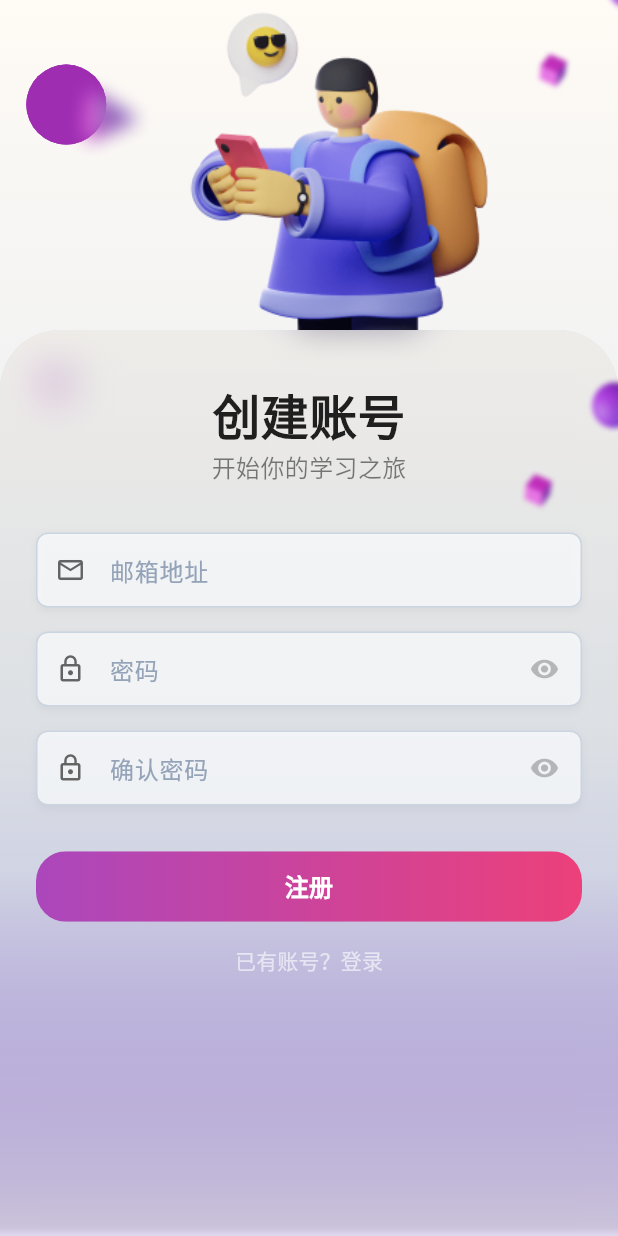
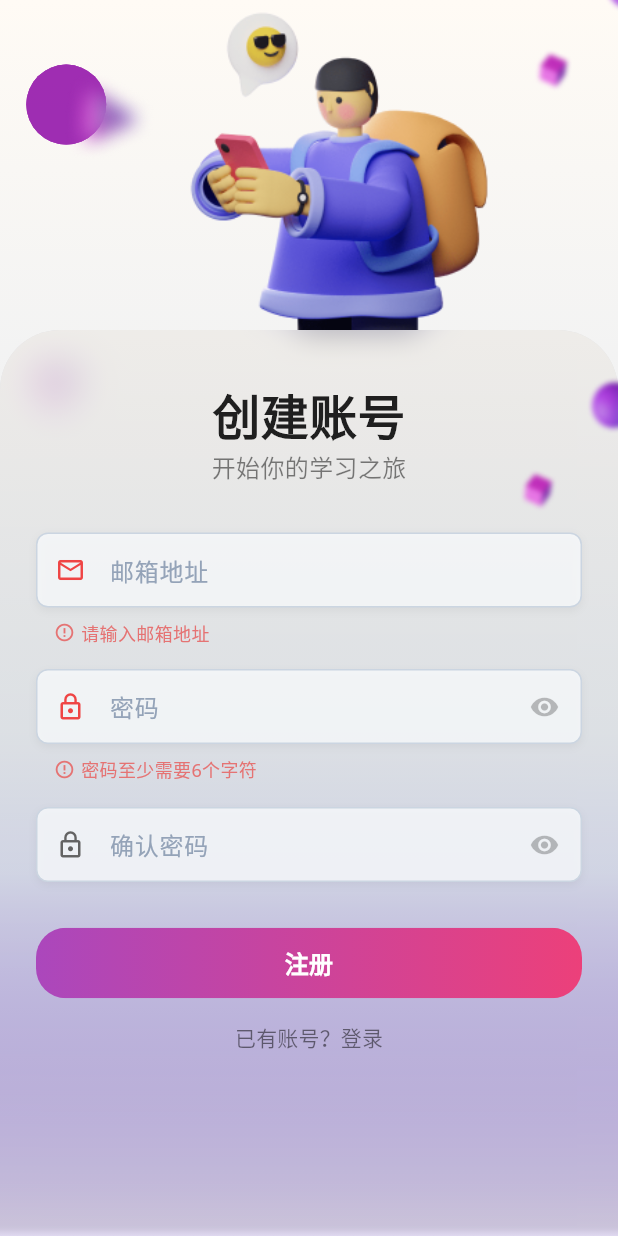
Before and after one commit to mottzz87/jlpt_app, a Flutter app: the screen it shows after launch, after a tap on "登录", after a tap on "没有账号？注册", on a phone screen of 412 x 824 dp. Run offline on Flutter 3.47's test engine with Material 3 defaults, Android fonts, the phone set to English and light mode, and no system bars; our stand-ins replace app_links, email_validator, flutter_animate, flutter_riverpod, flutter_svg, font_awesome_flutter and 5 more; accounts and stored records are empty; generated files the repository leaves out were written again.

Commit message:
feat: 登录注册样式修改

```diff
--- a/lib/l10n/app_zh.arb
+++ b/lib/l10n/app_zh.arb
@@ -76,5 +76,35 @@
   "settingsConfirm": "确认",
   "settingsDarkMode": "深色模式",
   "settingsAutoPlay": "自动播放音频",
-  "settingsVersion": "版本"
+  "settingsVersion": "版本",
+  "loginWelcomeBack": "欢迎回来",
+  "loginWeMissedYou": "我们想你了",
+  "loginEmailHint": "邮箱地址",
+  "loginEmailRequired": "请输入邮箱地址",
+  "loginEmailInvalid": "请输入有效的邮箱地址",
+  "loginPasswordHint": "密码",
+  "loginPasswordTooShort": "密码至少需要6个字符",
+  "loginForgotPassword": "忘记密码？",
+  "loginButton": "登录",
+  "loginNoAccount": "没有账号？注册",
+  "loginContinueWith": "或者使用以下方式登录",
+  "registerCreateAccount": "创建账号",
+  "registerStartJourney": "开始你的学习之旅",
+  "registerEmailHint": "邮箱地址",
+  "registerEmailRequired": "请输入邮箱地址",
+  "registerEmailInvalid": "请输入有效的邮箱地址",
+  "registerPasswordHint": "密码",
+  "registerPasswordTooShort": "密码至少需要6个字符",
+  "registerConfirmPasswordHint": "确认密码",
+  "registerPasswordMismatch": "两次输入的密码不一致",
+  "registerButton": "注册",
+  "registerHaveAccount": "已有账号？登录",
+  "registerFailure": "注册失败: {error}",
+  "@registerFailure": {
+    "placeholders": {
+      "error": {
+        "type": "String"
+      }
+    }
+  }
 }
--- a/lib/screens/auth/login_view.dart
+++ b/lib/screens/auth/login_view.dart
@@ -6,6 +6,7 @@
 import 'widgets/custom_text_field.dart';
 import 'widgets/social_icon_button.dart';
 import 'package:flutter_svg/flutter_svg.dart';
+import 'package:flutter_gen/gen_l10n/app_localizations.dart';
 
 class LoginView extends ConsumerStatefulWidget {
   final VoidCallback onToggleView;
@@ -48,6 +49,7 @@
 
   @override
   Widget build(BuildContext context) {
+    final l10n = AppLocalizations.of(context)!;
     return Form(
       key: _formKey,
       child: Column(
@@ -60,16 +62,16 @@
             child: Column(
               crossAxisAlignment: CrossAxisAlignment.center,
               children: [
-                const Text(
-                  'Welcome Back!',
-                  style: TextStyle(
+                Text(
+                  l10n.loginWelcomeBack,
+                  style: const TextStyle(
                     fontSize: 32,
                     fontWeight: FontWeight.bold,
                     color: Colors.black,
                   ),
                 ),
                 Text(
-                  'welcome back we missed you',
+                  l10n.loginWeMissedYou,
                   style: TextStyle(
                     fontSize: 16,
                     color: Colors.black.withOpacity(0.5),
@@ -79,15 +81,15 @@
                 CustomTextField(
                   key: _emailFieldKey,
                   controller: _emailController,
-                  hintText: '邮箱地址',
+                  hintText: l10n.loginEmailHint,
                   icon: Icons.email_outlined,
                   validator: (val) {
                     if (val == null || val.isEmpty) {
-                      return '请输入邮箱地址';
+                      return l10n.loginEmailRequired;
                     }
                     if (!RegExp(r'^[\w-\.]+@([\w-]+\.)+[\w-]{2,4}$')
                         .hasMatch(val)) {
-                      return '请输入有效的邮箱地址';
+                      return l10n.loginEmailInvalid;
                     }
                     return null;
                   },
@@ -96,7 +98,7 @@
                 CustomTextField(
                   key: _passwordFieldKey,
                   controller: _passwordController,
-                  hintText: '密码',
+                  hintText: l10n.loginPasswordHint,
                   icon: Icons.lock_outline,
                   isPassword: true,
                   isPasswordVisible: _isPasswordVisible,
@@ -105,7 +107,8 @@
                       _isPasswordVisible = !_isPasswordVisible;
                     });
                   },
-                  validator: (val) => val!.length < 6 ? '密码至少需要6个字符' : null,
+                  validator: (val) =>
+                      val!.length < 6 ? l10n.loginPasswordTooShort : null,
                 ),
                 Align(
                   alignment: Alignment.centerRight,
@@ -114,7 +117,7 @@
                     style: TextButton.styleFrom(
                       foregroundColor: Colors.black.withOpacity(0.5),
                     ),
-                    child: const Text('忘记密码？'),
+                    child: Text(l10n.loginForgotPassword),
                   ),
                 ),
                 const SizedBox(height: 0),
@@ -133,17 +136,15 @@
                                 password: _passwordController.text,
                               );
                           // 登录成功后清空表单
-                          setState(() {
+                          if (mounted) {
                             _emailController.clear();
                             _passwordController.clear();
                             _isPasswordVisible = false;
                             if (_formKey.currentState != null) {
                               _formKey.currentState!.reset();
                             }
-                          });
-                          // 登录成功后导航到首页
-                          if (mounted) {
-                            context.go('/');
+                            // 使用 pushReplacement 而不是 go
+                            context.pushReplacement('/');
                           }
                         } catch (e) {
                           if (mounted) {
@@ -178,10 +179,10 @@
                       child: Container(
                         width: double.infinity,
                         padding: const EdgeInsets.symmetric(vertical: 12),
-                        child: const Text(
-                          '登录',
+                        child: Text(
+                          l10n.loginButton,
                           textAlign: TextAlign.center,
-                          style: TextStyle(
+                          style: const TextStyle(
                             fontSize: 16,
                             fontWeight: FontWeight.bold,
                             color: Colors.white,
@@ -195,9 +196,9 @@
                 TextButton(
                   onPressed: widget.onToggleView,
                   style: TextButton.styleFrom(
-                    foregroundColor: Colors.white60,
+                    foregroundColor: Colors.black.withOpacity(0.5),
                   ),
-                  child: const Text('没有账号？注册'),
+                  child: Text(l10n.loginNoAccount),
                 ),
                 Column(
                   children: [
@@ -209,14 +210,18 @@
                             'assets/images/Rectangle3.svg',
                             width: 80,
                             fit: BoxFit.fitWidth,
+                            colorFilter: const ColorFilter.mode(
+                              Colors.black,
+                              BlendMode.srcIn,
+                            ),
                           ),
                         ),
                         Padding(
                           padding: const EdgeInsets.symmetric(horizontal: 16),
                           child: Text(
-                            'Or continue with',
+                            l10n.loginContinueWith,
                             style: TextStyle(
-                              color: Colors.white.withOpacity(0.5),
+                              color: Colors.black.withOpacity(0.5),
                             ),
                           ),
                         ),
@@ -225,6 +230,10 @@
                             'assets/images/Rectangle4.svg',
                             width: 80,
                             fit: BoxFit.fitWidth,
+                            colorFilter: const ColorFilter.mode(
+                              Colors.black,
+                              BlendMode.srcIn,
+                            ),
                           ),
                         ),
                       ],
--- a/lib/screens/auth/register_view.dart
+++ b/lib/screens/auth/register_view.dart
@@ -6,6 +6,7 @@
 import 'widgets/custom_text_field.dart';
 import 'widgets/social_button.dart';
 import 'package:flutter_svg/flutter_svg.dart';
+import 'package:flutter_gen/gen_l10n/app_localizations.dart';
 
 class RegisterView extends ConsumerStatefulWidget {
   final VoidCallback onToggleView;
@@ -54,15 +55,9 @@
     super.dispose();
   }
 
-  String? _validateConfirmPassword(String? value) {
-    if (value != _passwordController.text) {
-      return '两次输入的密码不一致';
-    }
-    return null;
-  }
-
   @override
   Widget build(BuildContext context) {
+    final l10n = AppLocalizations.of(context)!;
     return Form(
       key: _formKey,
       child: Column(
@@ -75,16 +70,16 @@
             child: Column(
               crossAxisAlignment: CrossAxisAlignment.center,
               children: [
-                const Text(
-                  '创建账号',
-                  style: TextStyle(
+                Text(
+                  l10n.registerCreateAccount,
+                  style: const TextStyle(
                     fontSize: 32,
                     fontWeight: FontWeight.bold,
                     color: Colors.black87,
                   ),
                 ),
                 Text(
-                  '开始你的学习之旅',
+                  l10n.registerStartJourney,
                   style: TextStyle(
                     fontSize: 16,
                     color: Colors.black.withOpacity(0.5),
@@ -94,15 +89,15 @@
                 CustomTextField(
                   key: _emailFieldKey,
                   controller: _emailController,
-                  hintText: '邮箱地址',
+                  hintText: l10n.registerEmailHint,
                   icon: Icons.email_outlined,
                   validator: (val) {
                     if (val == null || val.isEmpty) {
-                      return '请输入邮箱地址';
+                      return l10n.registerEmailRequired;
                     }
                     if (!RegExp(r'^[\w-\.]+@([\w-]+\.)+[\w-]{2,4}$')
                         .hasMatch(val)) {
-                      return '请输入有效的邮箱地址';
+                      return l10n.registerEmailInvalid;
                     }
                     return null;
                   },
@@ -111,7 +106,7 @@
                 CustomTextField(
                   key: _passwordFieldKey,
                   controller: _passwordController,
-                  hintText: '密码',
+                  hintText: l10n.registerPasswordHint,
                   icon: Icons.lock_outline,
                   isPassword: true,
                   showPasswordStrength: true,
@@ -121,13 +116,14 @@
                       _isPasswordVisible = !_isPasswordVisible;
                     });
                   },
-                  validator: (val) => val!.length < 6 ? '密码至少需要6个字符' : null,
+                  validator: (val) =>
+                      val!.length < 6 ? l10n.registerPasswordTooShort : null,
                 ),
                 const SizedBox(height: 16),
                 CustomTextField(
                   key: _confirmPasswordFieldKey,
                   controller: _confirmPasswordController,
-                  hintText: '确认密码',
+                  hintText: l10n.registerConfirmPasswordHint,
                   icon: Icons.lock_outline,
                   isPassword: true,
                   showPasswordStrength: false,
@@ -137,7 +133,9 @@
                       _isConfirmPasswordVisible = !_isConfirmPasswordVisible;
                     });
                   },
-                  validator: _validateConfirmPassword,
+                  validator: (val) => val != _passwordController.text
+                      ? l10n.registerPasswordMismatch
+                      : null,
                 ),
                 const SizedBox(height: 30),
                 SizedBox(
@@ -161,7 +159,8 @@
                           if (mounted) {
                             ScaffoldMessenger.of(context).showSnackBar(
                               SnackBar(
-                                content: Text('注册失败: ${e.toString()}'),
+                                content:
+                                    Text(l10n.registerFailure(e.toString())),
                                 backgroundColor: Colors.red,
                               ),
                             );
@@ -190,10 +189,10 @@
                       child: Container(
                         width: double.infinity,
                         padding: const EdgeInsets.symmetric(vertical: 12),
-                        child: const Text(
-                          '注册',
+                        child: Text(
+                          l10n.registerButton,
                           textAlign: TextAlign.center,
-                          style: TextStyle(
+                          style: const TextStyle(
                             fontSize: 16,
                             fontWeight: FontWeight.bold,
                             color: Colors.white,
@@ -207,9 +206,9 @@
                 TextButton(
                   onPressed: widget.onToggleView,
                   style: TextButton.styleFrom(
-                    foregroundColor: Colors.white60,
+                    foregroundColor: Colors.black.withOpacity(0.5),
                   ),
-                  child: const Text('已有账号？登录'),
+                  child: Text(l10n.registerHaveAccount),
                 ),
                 const SizedBox(height: 24),
               ],
--- a/lib/screens/auth/widgets/custom_text_field.dart
+++ b/lib/screens/auth/widgets/custom_text_field.dart
@@ -141,10 +141,22 @@
 
   void reset() {
     if (mounted) {
+      widget.controller.clear();
+
       setState(() {
         _errorText = null;
         _passwordStrength = widget.isPassword ? PasswordStrength.empty() : null;
+
+        if (widget.validator != null) {
+          widget.validator!('');
+        }
+
+        if (widget.onChanged != null) {
+          widget.onChanged!('');
+        }
       });
+
+      setState(() {});
     }
   }
 
--- a/lib/screens/auth_screen.dart
+++ b/lib/screens/auth_screen.dart
@@ -78,13 +78,24 @@
   }
 
   void _toggleView() {
+    // 先重置当前视图的表单
+    if (isLogin) {
+      _loginKey.currentState?.resetForm();
+    } else {
+      _registerKey.currentState?.resetForm();
+    }
+
     setState(() {
+      isLogin = !isLogin;
+    });
+
+    // 等待新视图完全显示后，再次确保表单状态被重置
+    Future.delayed(const Duration(milliseconds: 350), () {
       if (isLogin) {
         _loginKey.currentState?.resetForm();
       } else {
         _registerKey.currentState?.resetForm();
       }
-      isLogin = !isLogin;
     });
   }
 
```
Also changed, not shown: l10n.yaml (deleted, +0 -10 lines), lib/l10n/app_en.arb (+31 -1 lines), lib/l10n/app_ja.arb (+31 -1 lines), lib/generated/app_localizations.dart, lib/generated/app_localizations_en.dart, lib/generated/app_localizations_ja.dart, lib/generated/app_localizations_zh.dart.
